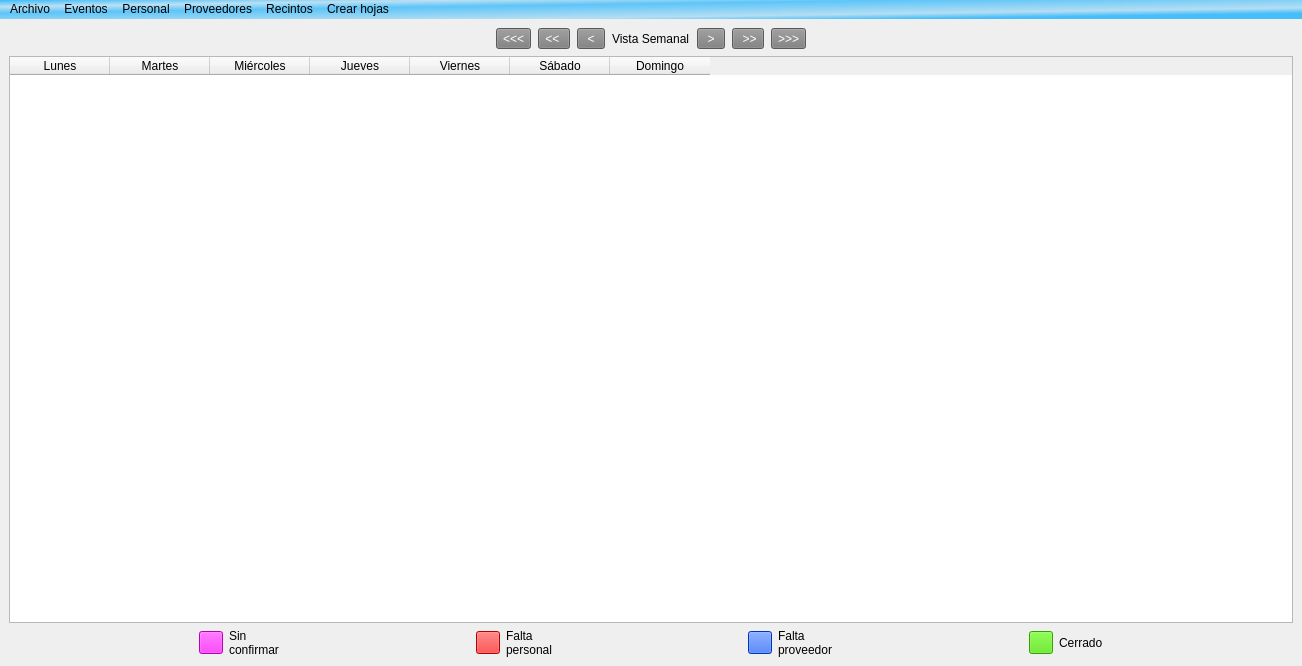
Old version of the form elaleph/menuprincipal_ui.ui in the repository Aleph1981/elaleph.
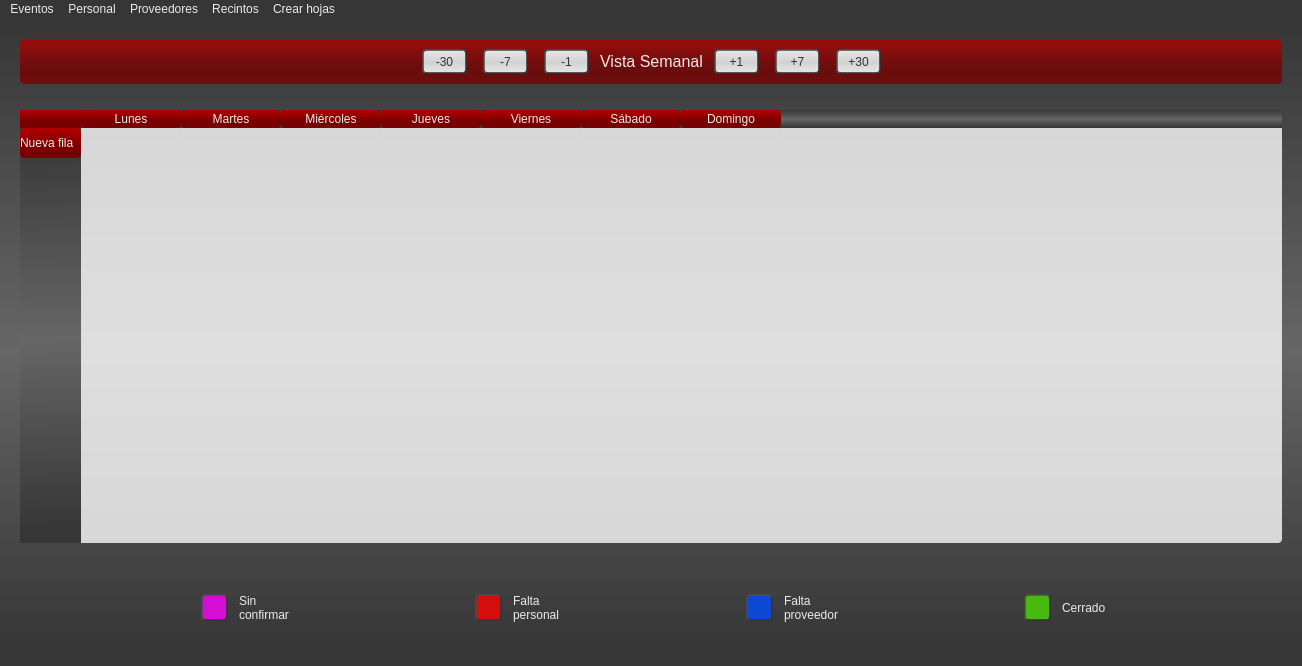
New version of the form.

Patch:
```diff
--- a/elaleph/menuprincipal_ui.ui
+++ b/elaleph/menuprincipal_ui.ui
@@ -41,199 +41,69 @@
    <bool>false</bool>
   </property>
   <property name="styleSheet">
-   <string notr="true"/>
+   <string notr="true">
+QWidget{
+font:  10pt &quot;EmojiOne Color&quot;;
+color: rgb(235, 235, 235);
+background-color: qlineargradient(spread:pad, x1:0.497512, y1:0, x2:0.502, y2:1, stop:0 rgba(54, 54, 54, 255), stop:0.507463 rgba(102, 102, 102, 255), stop:0.970149 rgba(54, 54, 54, 255));}
+
+
+QWidget#widgetCal{background-color: qlineargradient(spread:pad, x1:0.522, y1:0.932, x2:0.518, y2:0, stop:0.318408 rgba(120, 0, 0, 200), stop:1 rgba(180, 0, 0, 200));border-radius:4px}
+
+QMenuBar{background-color: rgba(54,54,54,255)}
+
+QMenu::item:selected,QMenuBar::item::selected{background-color: qlineargradient(spread:pad, x1:0.522, y1:0.932, x2:0.518, y2:0, stop:0.318408 rgba(120, 0, 0, 200), stop:1 rgba(180, 0, 0, 200));border-radius:4px}
+
+QLineEdit,QPlainTextEdit,QTableWidget {background-color: rgba(255, 255, 255, 200);
+color: rgb(0,0,0);border-radius: 4px}
+
+QLabel{ background-color: rgba(255, 255, 255, 0);}
+
+QHeaderView::section,QHeaderview{background-color: qlineargradient(spread:pad, x1:0.522, y1:0.932, x2:0.518, y2:0, stop:0.318408 rgba(120, 0, 0, 255), stop:1 rgba(180, 0, 0, 255));border-radius:4px}
+
+QTableView QTableCornerButton::section{background-color: qlineargradient(spread:pad, x1:0.522, y1:0.932, x2:0.518, y2:0, stop:0.318408 rgba(120, 0, 0, 255), stop:1 rgba(180, 0, 0, 255));;border-top-radius: 4px}
+
+QComboBox QAbstractItemView {
+    border: 2px solid darkgray;
+    selection-background-color: qlineargradient(spread:pad, x1:0.522, y1:0.932, x2:0.518, y2:0, stop:0.318408 rgba(120, 0, 0, 255), stop:1 rgba(180, 0, 0, 255));
+}
+
+
+QPushButton,QToolButton{background-color:qlineargradient(spread:pad, x1:0.497512, y1:0, x2:0.502, y2:1, stop:0.0298507 rgba(230, 230, 230, 255), stop:0.532338 rgba(210, 210, 210, 255), stop:1 rgba(230, 230, 230, 255));
+color: rgb(50,50,50); border-style: outset;border-radius: 4px;border-width: 2px;border-color: rgba(50,50,50,200);margin:5px;padding:2px}
+
+QPushButton:pressed{border-style: inset; }
+QPushButton:checked{background-color:rgba(0,125,255,80);border-style: inset; }
+
+QLabel#labelVista{font: 12pt;}
+QLabel#labelFechas{font: 12pt;}
+
+
+
+QTabBar::tab:selected {background-color: qlineargradient(spread:pad, x1:0.522, y1:0.932, x2:0.518, y2:0, stop:0.318408 rgba(120, 0, 0, 255), stop:1 rgba(180, 0, 0, 255));border:1px solid;border-color:rgb(255,255,255);border-radius:2px}
+QTabBar::tab:hover {background-color: qlineargradient(spread:pad, x1:0.522, y1:0.932, x2:0.518, y2:0, stop:0.318408 rgba(120, 0, 0, 100), stop:1 rgba(180, 0, 0, 100))}
+QTabBar::tab:!selected {margin-top: 2px;}
+QTabWidget::tab-bar {left: 5px;}
+QTabBar::tab {min-width: 12ex;
+    padding: 10px; padding-top:5px;padding-bottom:5px;}
+QWidget#qt_calendar_calendarview {background-color: rgb(200,200,200);color:rgb(0,0,0);alternate-background-color: rgb(150,0,0);}
+</string>
   </property>
   <widget class="QWidget" name="centralwidget">
    <layout class="QGridLayout" name="gridLayout">
-    <item row="0" column="0">
-     <layout class="QVBoxLayout" name="verticalLayout">
-      <property name="spacing">
-       <number>7</number>
-      </property>
-      <property name="sizeConstraint">
-       <enum>QLayout::SetMaximumSize</enum>
-      </property>
-      <item>
-       <layout class="QHBoxLayout" name="horizontalLayout">
-        <item>
-         <spacer name="horizontalSpacer">
-          <property name="orientation">
-           <enum>Qt::Horizontal</enum>
-          </property>
-          <property name="sizeHint" stdset="0">
-           <size>
-            <width>40</width>
-            <height>20</height>
-           </size>
-          </property>
-         </spacer>
-        </item>
-        <item>
-         <widget class="QToolButton" name="buttonPrev30">
-          <property name="styleSheet">
-           <string notr="true">background-color: rgb(125, 125, 125);
-color: rgb(255, 255, 255);</string>
-          </property>
-          <property name="text">
-           <string>&lt;&lt;&lt;</string>
-          </property>
-         </widget>
-        </item>
-        <item>
-         <widget class="QToolButton" name="buttonPrev7">
-          <property name="styleSheet">
-           <string notr="true">background-color: rgb(125, 125, 125);
-color: rgb(255, 255, 255);</string>
-          </property>
-          <property name="text">
-           <string>&lt;&lt; </string>
-          </property>
-         </widget>
-        </item>
-        <item>
-         <widget class="QToolButton" name="buttonPrev1">
-          <property name="styleSheet">
-           <string notr="true">background-color: rgb(125, 125, 125);
-color: rgb(255, 255, 255);</string>
-          </property>
-          <property name="text">
-           <string> &lt; </string>
-          </property>
-         </widget>
-        </item>
-        <item>
-         <widget class="QLabel" name="labelVista">
-          <property name="styleSheet">
-           <string notr="true">font: 10pt &quot;MS Shell Dlg 2&quot;;</string>
-          </property>
-          <property name="text">
-           <string>Vista Semanal</string>
-          </property>
-         </widget>
-        </item>
-        <item>
-         <widget class="QToolButton" name="buttonNext1">
-          <property name="styleSheet">
-           <string notr="true">background-color: rgb(125, 125, 125);
-color: rgb(255, 255, 255);</string>
-          </property>
-          <property name="text">
-           <string> &gt; </string>
-          </property>
-         </widget>
-        </item>
-        <item>
-         <widget class="QToolButton" name="buttonNext7">
-          <property name="styleSheet">
-           <string notr="true">background-color: rgb(125, 125, 125);
-color: rgb(255, 255, 255);</string>
-          </property>
-          <property name="text">
-           <string> &gt;&gt;</string>
-          </property>
-         </widget>
-        </item>
-        <item>
-         <widget class="QToolButton" name="buttonNext30">
-          <property name="styleSheet">
-           <string notr="true">background-color: rgb(125, 125, 125);
-color: rgb(255, 255, 255);</string>
-          </property>
-          <property name="text">
-           <string>&gt;&gt;&gt;</string>
-          </property>
-         </widget>
-        </item>
-        <item>
-         <spacer name="horizontalSpacer_2">
-          <property name="orientation">
-           <enum>Qt::Horizontal</enum>
-          </property>
-          <property name="sizeHint" stdset="0">
-           <size>
-            <width>40</width>
-            <height>20</height>
-           </size>
-          </property>
-         </spacer>
-        </item>
-       </layout>
-      </item>
-      <item>
-       <widget class="QTableWidget" name="tableWidget">
-        <property name="sizeIncrement">
-         <size>
-          <width>0</width>
-          <height>0</height>
-         </size>
-        </property>
-        <property name="sizeAdjustPolicy">
-         <enum>QAbstractScrollArea::AdjustIgnored</enum>
-        </property>
-        <property name="selectionBehavior">
-         <enum>QAbstractItemView::SelectItems</enum>
-        </property>
-        <column>
-         <property name="text">
-          <string>Lunes</string>
-         </property>
-         <property name="background">
-          <color>
-           <red>0</red>
-           <green>0</green>
-           <blue>0</blue>
-          </color>
-         </property>
-        </column>
-        <column>
-         <property name="text">
-          <string>Martes</string>
-         </property>
-         <property name="background">
-          <color>
-           <red>0</red>
-           <green>0</green>
-           <blue>0</blue>
-          </color>
-         </property>
-        </column>
-        <column>
-         <property name="text">
-          <string>Miércoles</string>
-         </property>
-         <property name="background">
-          <color>
-           <red>0</red>
-           <green>0</green>
-           <blue>0</blue>
-          </color>
-         </property>
-        </column>
-        <column>
-         <property name="text">
-          <string>Jueves</string>
-         </property>
-        </column>
-        <column>
-         <property name="text">
-          <string>Viernes</string>
-         </property>
-        </column>
-        <column>
-         <property name="text">
-          <string>Sábado</string>
-         </property>
-        </column>
-        <column>
-         <property name="text">
-          <string>Domingo</string>
-         </property>
-        </column>
-       </widget>
-      </item>
-     </layout>
-    </item>
-    <item row="1" column="0">
+    <property name="leftMargin">
+     <number>20</number>
+    </property>
+    <property name="topMargin">
+     <number>20</number>
+    </property>
+    <property name="rightMargin">
+     <number>20</number>
+    </property>
+    <property name="bottomMargin">
+     <number>40</number>
+    </property>
+    <item row="4" column="0">
      <layout class="QHBoxLayout" name="horizontalLayout_2">
       <property name="leftMargin">
        <number>0</number>
@@ -253,8 +123,14 @@
       </item>
       <item>
        <widget class="QToolButton" name="buttonSinConf">
+        <property name="minimumSize">
+         <size>
+          <width>35</width>
+          <height>35</height>
+         </size>
+        </property>
         <property name="styleSheet">
-         <string notr="true">background-color: rgb(255, 0, 255);</string>
+         <string notr="true">background-color: rgba(255, 0, 255,200);</string>
         </property>
         <property name="text">
          <string/>
@@ -284,8 +160,14 @@
       </item>
       <item>
        <widget class="QToolButton" name="buttonPersonal">
+        <property name="minimumSize">
+         <size>
+          <width>35</width>
+          <height>35</height>
+         </size>
+        </property>
         <property name="styleSheet">
-         <string notr="true">background-color: rgb(255, 0, 0);</string>
+         <string notr="true">background-color: rgba(255, 0, 0,200);</string>
         </property>
         <property name="text">
          <string/>
@@ -315,8 +197,14 @@
       </item>
       <item>
        <widget class="QToolButton" name="buttonProveedor">
+        <property name="minimumSize">
+         <size>
+          <width>35</width>
+          <height>35</height>
+         </size>
+        </property>
         <property name="styleSheet">
-         <string notr="true">background-color: rgb(0, 75, 255);</string>
+         <string notr="true">background-color: rgba(0, 75, 255,200);</string>
         </property>
         <property name="text">
          <string/>
@@ -346,8 +234,14 @@
       </item>
       <item>
        <widget class="QToolButton" name="buttonCerrado">
+        <property name="minimumSize">
+         <size>
+          <width>35</width>
+          <height>35</height>
+         </size>
+        </property>
         <property name="styleSheet">
-         <string notr="true">background-color: rgb(74, 222, 0);</string>
+         <string notr="true">background-color: rgba(74, 222, 0,200);</string>
         </property>
         <property name="text">
          <string/>
@@ -376,6 +270,261 @@
       </item>
      </layout>
     </item>
+    <item row="3" column="0">
+     <spacer name="verticalSpacer">
+      <property name="orientation">
+       <enum>Qt::Vertical</enum>
+      </property>
+      <property name="sizeType">
+       <enum>QSizePolicy::Fixed</enum>
+      </property>
+      <property name="sizeHint" stdset="0">
+       <size>
+        <width>20</width>
+        <height>40</height>
+       </size>
+      </property>
+     </spacer>
+    </item>
+    <item row="2" column="0">
+     <layout class="QVBoxLayout" name="verticalLayout">
+      <property name="spacing">
+       <number>7</number>
+      </property>
+      <property name="sizeConstraint">
+       <enum>QLayout::SetMaximumSize</enum>
+      </property>
+      <item>
+       <layout class="QHBoxLayout" name="horizontalLayout"/>
+      </item>
+      <item>
+       <widget class="QTableWidget" name="tableWidget">
+        <property name="sizeIncrement">
+         <size>
+          <width>0</width>
+          <height>0</height>
+         </size>
+        </property>
+        <property name="styleSheet">
+         <string notr="true"/>
+        </property>
+        <property name="sizeAdjustPolicy">
+         <enum>QAbstractScrollArea::AdjustIgnored</enum>
+        </property>
+        <property name="selectionBehavior">
+         <enum>QAbstractItemView::SelectItems</enum>
+        </property>
+        <row>
+         <property name="text">
+          <string>Nueva fila</string>
+         </property>
+        </row>
+        <column>
+         <property name="text">
+          <string>Lunes</string>
+         </property>
+        </column>
+        <column>
+         <property name="text">
+          <string>Martes</string>
+         </property>
+        </column>
+        <column>
+         <property name="text">
+          <string>Miércoles</string>
+         </property>
+        </column>
+        <column>
+         <property name="text">
+          <string>Jueves</string>
+         </property>
+        </column>
+        <column>
+         <property name="text">
+          <string>Viernes</string>
+         </property>
+        </column>
+        <column>
+         <property name="text">
+          <string>Sábado</string>
+         </property>
+        </column>
+        <column>
+         <property name="text">
+          <string>Domingo</string>
+         </property>
+        </column>
+       </widget>
+      </item>
+     </layout>
+    </item>
+    <item row="0" column="0">
+     <widget class="QWidget" name="widgetCal" native="true">
+      <property name="sizePolicy">
+       <sizepolicy hsizetype="MinimumExpanding" vsizetype="Minimum">
+        <horstretch>0</horstretch>
+        <verstretch>0</verstretch>
+       </sizepolicy>
+      </property>
+      <property name="minimumSize">
+       <size>
+        <width>0</width>
+        <height>30</height>
+       </size>
+      </property>
+      <layout class="QGridLayout" name="gridLayout_2">
+       <property name="leftMargin">
+        <number>5</number>
+       </property>
+       <property name="topMargin">
+        <number>5</number>
+       </property>
+       <property name="rightMargin">
+        <number>5</number>
+       </property>
+       <property name="bottomMargin">
+        <number>5</number>
+       </property>
+       <item row="0" column="0">
+        <layout class="QHBoxLayout" name="horizontalLayout_5">
+         <item>
+          <spacer name="horizontalSpacer">
+           <property name="orientation">
+            <enum>Qt::Horizontal</enum>
+           </property>
+           <property name="sizeHint" stdset="0">
+            <size>
+             <width>40</width>
+             <height>20</height>
+            </size>
+           </property>
+          </spacer>
+         </item>
+         <item>
+          <widget class="QToolButton" name="buttonPrev30">
+           <property name="minimumSize">
+            <size>
+             <width>55</width>
+             <height>35</height>
+            </size>
+           </property>
+           <property name="text">
+            <string>-30</string>
+           </property>
+          </widget>
+         </item>
+         <item>
+          <widget class="QToolButton" name="buttonPrev7">
+           <property name="minimumSize">
+            <size>
+             <width>55</width>
+             <height>35</height>
+            </size>
+           </property>
+           <property name="text">
+            <string>-7</string>
+           </property>
+          </widget>
+         </item>
+         <item>
+          <widget class="QToolButton" name="buttonPrev1">
+           <property name="minimumSize">
+            <size>
+             <width>55</width>
+             <height>35</height>
+            </size>
+           </property>
+           <property name="text">
+            <string>-1</string>
+           </property>
+          </widget>
+         </item>
+         <item>
+          <widget class="QLabel" name="labelVista">
+           <property name="styleSheet">
+            <string notr="true"/>
+           </property>
+           <property name="text">
+            <string>Vista Semanal</string>
+           </property>
+           <property name="alignment">
+            <set>Qt::AlignCenter</set>
+           </property>
+          </widget>
+         </item>
+         <item>
+          <widget class="QToolButton" name="buttonNext1">
+           <property name="minimumSize">
+            <size>
+             <width>55</width>
+             <height>35</height>
+            </size>
+           </property>
+           <property name="text">
+            <string>+1</string>
+           </property>
+          </widget>
+         </item>
+         <item>
+          <widget class="QToolButton" name="buttonNext7">
+           <property name="minimumSize">
+            <size>
+             <width>55</width>
+             <height>35</height>
+            </size>
+           </property>
+           <property name="text">
+            <string>+7</string>
+           </property>
+          </widget>
+         </item>
+         <item>
+          <widget class="QToolButton" name="buttonNext30">
+           <property name="minimumSize">
+            <size>
+             <width>55</width>
+             <height>35</height>
+            </size>
+           </property>
+           <property name="text">
+            <string>+30</string>
+           </property>
+          </widget>
+         </item>
+         <item>
+          <spacer name="horizontalSpacer_2">
+           <property name="orientation">
+            <enum>Qt::Horizontal</enum>
+           </property>
+           <property name="sizeHint" stdset="0">
+            <size>
+             <width>40</width>
+             <height>20</height>
+            </size>
+           </property>
+          </spacer>
+         </item>
+        </layout>
+       </item>
+      </layout>
+     </widget>
+    </item>
+    <item row="1" column="0">
+     <spacer name="verticalSpacer_2">
+      <property name="orientation">
+       <enum>Qt::Vertical</enum>
+      </property>
+      <property name="sizeType">
+       <enum>QSizePolicy::Fixed</enum>
+      </property>
+      <property name="sizeHint" stdset="0">
+       <size>
+        <width>20</width>
+        <height>20</height>
+       </size>
+      </property>
+     </spacer>
+    </item>
    </layout>
   </widget>
   <widget class="QMenuBar" name="menubar">
@@ -384,27 +533,12 @@
      <x>0</x>
      <y>0</y>
      <width>1302</width>
-     <height>26</height>
+     <height>27</height>
     </rect>
    </property>
-   <property name="styleSheet">
-    <string notr="true">selection-background-color: rgba(225, 225, 225, 150);
-background-color: qlineargradient(spread:pad, x1:0, y1:0, x2:1, y2:1, stop:0.0149254 rgba(0, 170, 255, 178), stop:0.179104 rgba(0, 170, 255, 55), stop:0.343284 rgba(0, 170, 255, 156), stop:0.701493 rgba(0, 170, 255, 63), stop:0.840796 rgba(0, 170, 255, 179));</string>
-   </property>
    <property name="defaultUp">
     <bool>false</bool>
    </property>
-   <widget class="QMenu" name="menuArchivo">
-    <property name="styleSheet">
-     <string notr="true">selection-background-color: rgba(225, 225, 225, 150);
-background-color: qlineargradient(spread:pad, x1:0, y1:0, x2:1, y2:1, stop:0.0149254 rgba(0, 170, 255, 178), stop:0.179104 rgba(0, 170, 255, 55), stop:0.343284 rgba(0, 170, 255, 156), stop:0.701493 rgba(0, 170, 255, 63), stop:0.840796 rgba(0, 170, 255, 179));</string>
-    </property>
-    <property name="title">
-     <string>Archivo</string>
-    </property>
-    <addaction name="action_guardar"/>
-    <addaction name="action_imprimir"/>
-   </widget>
    <widget class="QMenu" name="menuPersonal">
     <property name="styleSheet">
      <string notr="true">selection-background-color: rgba(225, 225, 225, 150);
@@ -463,7 +597,6 @@
     <addaction name="action_alta_recinto"/>
     <addaction name="action_consultar_recintos"/>
    </widget>
-   <addaction name="menuArchivo"/>
    <addaction name="menuEventos"/>
    <addaction name="menuPersonal"/>
    <addaction name="menuProveedores"/>
```
Left out of the diff: 20 changed lines with no effect on the pictures.
